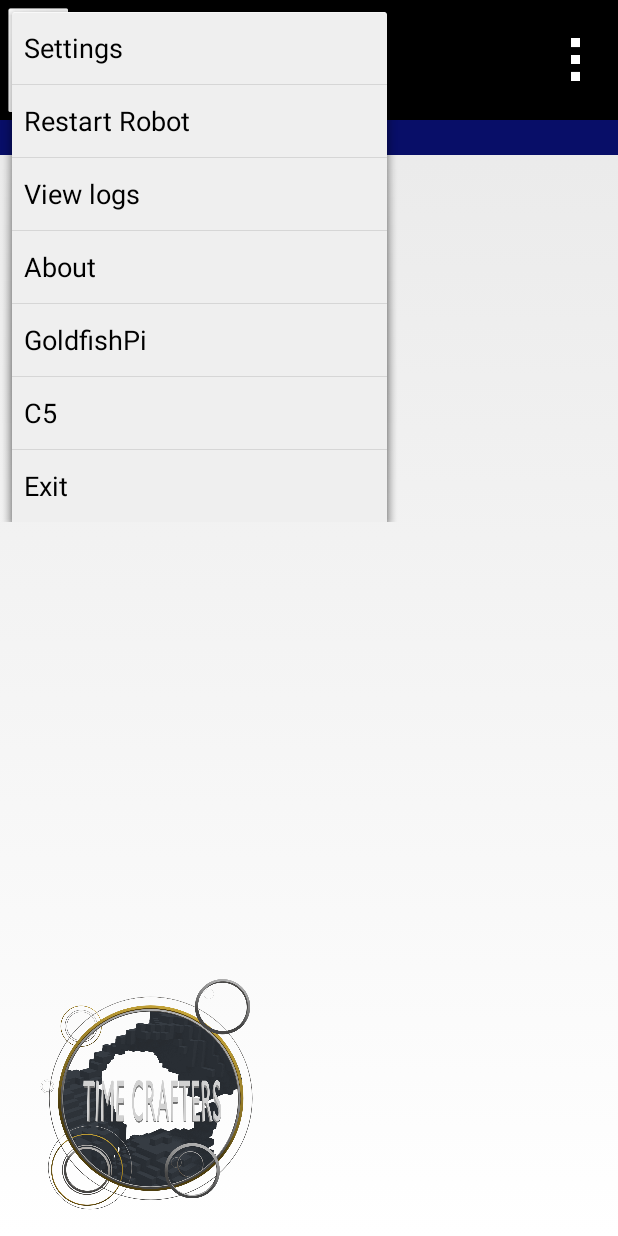
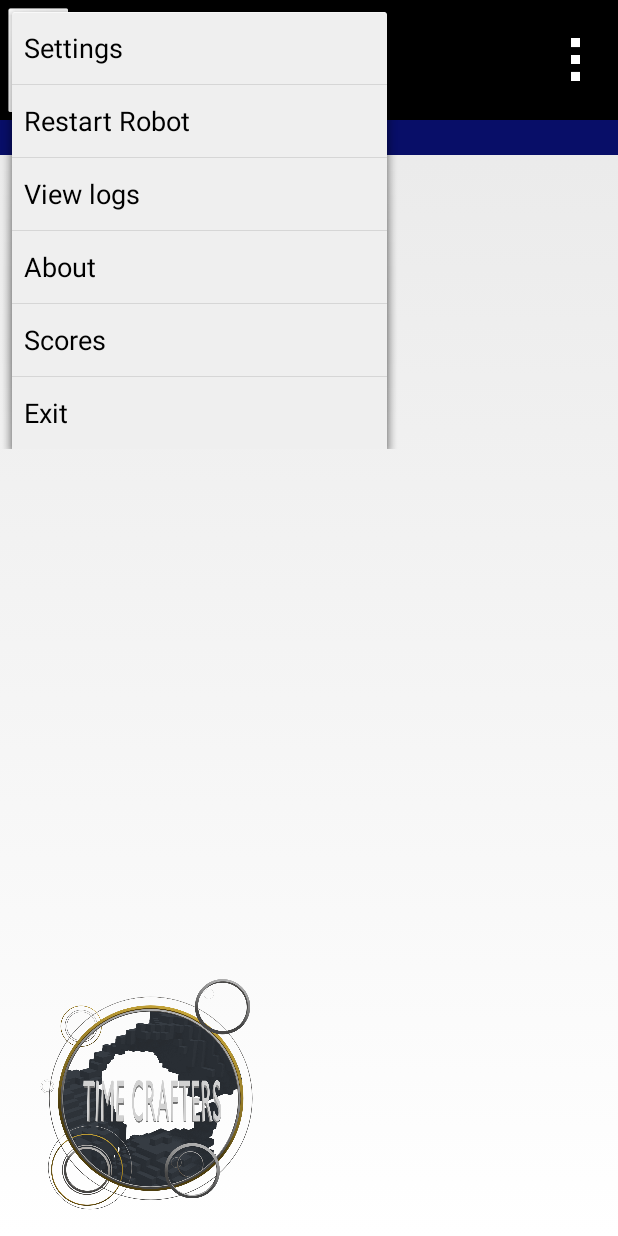
Before and after one commit to GoldfishPi/Riven, an Android app: the screen it shows after launch (FtcRobotControllerActivity), after a tap on "menu_buttons", on a phone screen of 412 x 824 dp. Run offline under Robolectric (Android 15) with nearby library versions, the phone set to English and light mode, and no system bars; libraries missing offline, so code that uses them is left out: com.qualcomm.robotcore; 14 statements that could not run were skipped.

Commit message:
little score project

```diff
--- a/FtcRobotController/src/main/res/layout/activity_ftc_controller.xml
+++ b/FtcRobotController/src/main/res/layout/activity_ftc_controller.xml
@@ -123,20 +123,20 @@ OF THIS SOFTWARE, EVEN IF ADVISED OF THE POSSIBILITY OF SUCH DAMAGE.
       android:layout_width="match_parent"
       android:layout_height="wrap_content"
       android:layout_below="@+id/textOpMode"
-      android:textColor="#990000"
+      android:textColor="@color/Blue"
       android:textStyle="bold"
       android:minLines="2"
-      android:maxLines="4"
-      android:text="" />
+      android:maxLines="4" />
 
     <TextView
       android:id="@+id/textGamepad1"
       android:layout_width="match_parent"
       android:layout_height="50dp"
-      android:layout_above="@+id/textGamepad2"
-      android:layout_marginBottom="10dp"
-      android:minLines="3"
-      android:text="" />
+        android:minLines="3"
+      android:text=""
+        android:layout_below="@+id/textErrorMessage"
+        android:layout_alignParentLeft="true"
+        android:layout_alignParentStart="true" />
 
     <TextView
       android:id="@+id/textGamepad2"
@@ -147,7 +147,8 @@ OF THIS SOFTWARE, EVEN IF ADVISED OF THE POSSIBILITY OF SUCH DAMAGE.
       android:layout_marginBottom="10dp"
       android:text="" />
 
-    <include layout="@layout/tcimage" />
+    <include layout="@layout/tcimage"
+        android:id="@+id/include" />
 
   </RelativeLayout>
 </LinearLayout>
--- a/FtcRobotController/src/main/res/menu/ftc_robot_controller.xml
+++ b/FtcRobotController/src/main/res/menu/ftc_robot_controller.xml
@@ -57,15 +57,10 @@ OF THIS SOFTWARE, EVEN IF ADVISED OF THE POSSIBILITY OF SUCH DAMAGE.
     android:title="@string/about_menu_item"/>
 
   <item
-      android:id="@+id/GoldfishPi"
+      android:id="@+id/Score"
       android:orderInCategory="1000"
       android:icon="@android:drawable/ic_menu_info_details"
-      android:title="@string/gfp"/>
-    <item
-        android:id="@+id/C5"
-        android:orderInCategory="1000"
-        android:icon="@android:drawable/ic_menu_info_details"
-        android:title="@string/c5"/>
+      android:title="@string/scores"/>
 
   <item
     android:id="@+id/action_exit_app"
--- a/FtcRobotController/src/main/res/values/strings.xml
+++ b/FtcRobotController/src/main/res/values/strings.xml
@@ -37,7 +37,7 @@ OF THIS SOFTWARE, EVEN IF ADVISED OF THE POSSIBILITY OF SUCH DAMAGE.
 
   <string name="app_name">FTC Robot Controller</string>
   <string name="ok">OK</string>
-  <string name="gfp">GoldfishPi</string>
+  <string name="scores">Scores</string>
   <string name="c5">C5</string>
   <integer name="number">158</integer>
 
@@ -68,5 +68,8 @@ OF THIS SOFTWARE, EVEN IF ADVISED OF THE POSSIBILITY OF SUCH DAMAGE.
   <string name="pref_change_wifi_channel">Change Wifi Channel</string>
   <string name="pref_launch_configure">pref_launch_configure</string>
   <string name="pref_launch_autoconfigure">pref_launch_autoconfigure</string>
+  <string name="gfpBio">  GoldfishPi is the programmer for time crafters. C5 is the lead 3d designer.
+    Bridge is a mechanical builder. Tyler is a builder who takes intrest in programing.Pickles is a
+    builder.   </string>
 
 </resources>
```
Also changed, not shown: FtcRobotController/src/main/AndroidManifest.xml (+8 -1 lines), FtcRobotController/src/main/java/com/qualcomm/ftcrobotcontroller/FtcRobotControllerActivity.java (+13 -1 lines), FtcRobotController/src/main/java/com/qualcomm/ftcrobotcontroller/ScoreScreen.java (added, +22 -0 lines), FtcRobotController/src/main/res/layout/scores.xml (added, +58 -0 lines), FtcRobotController/src/main/TC_launcher-web.png (added), FtcRobotController/src/main/ic_launcher-web.png (added), FtcRobotController/src/main/res/mipmap-hdpi/ic_launcher.png (added), FtcRobotController/src/main/res/mipmap-hdpi/tc_launcher.png (added), FtcRobotController/src/main/res/mipmap-mdpi/ic_launcher.png (added), FtcRobotController/src/main/res/mipmap-mdpi/tc_launcher.png (added), FtcRobotController/src/main/res/mipmap-xhdpi/ic_launcher.png (added), FtcRobotController/src/main/res/mipmap-xhdpi/tc_launcher.png (added), FtcRobotController/src/main/res/mipmap-xxhdpi/ic_launcher.png (added), FtcRobotController/src/main/res/mipmap-xxhdpi/tc_launcher.png (added), 3 more files.
